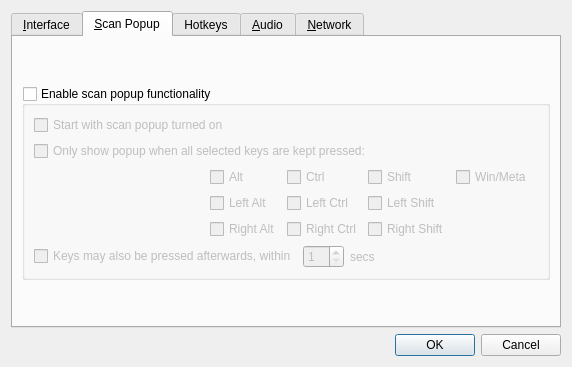
The window that preferences.ui (goldendict/goldendict) describes before a commit, drawn with Qt 5.
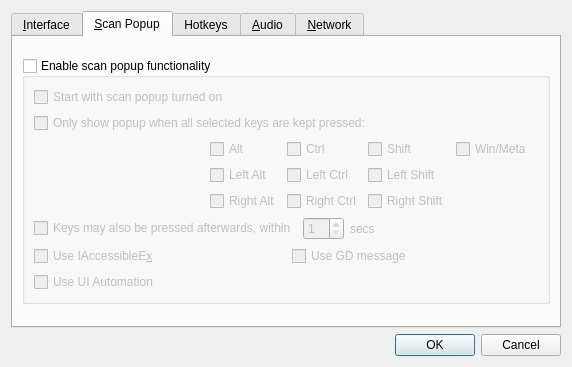
The same window after the commit. The open tabs and pages were chosen to show the change. Icons and pictures are not drawn. Custom widgets are drawn as their Qt base class.

Commit message: Improvements in scan popup functionality. 1. Add search word under cursor through IAccessibleEx interface and UI Automation technology. 2. Reorganize GoldenDict main program and scan libraries interaction to reduce influence to other programs. 3. Fix crash in scan libraries in IE9 protected mode.

The edit to the form file:
```diff
--- a/preferences.ui
+++ b/preferences.ui
@@ -7,7 +7,7 @@
     <x>0</x>
     <y>0</y>
     <width>572</width>
-    <height>347</height>
+    <height>357</height>
    </rect>
   </property>
   <property name="windowTitle">
@@ -282,6 +282,19 @@
          <property name="sizeHint" stdset="0">
           <size>
            <width>20</width>
+           <height>20</height>
+          </size>
+         </property>
+        </spacer>
+       </item>
+       <item>
+        <spacer name="verticalSpacer_16">
+         <property name="orientation">
+          <enum>Qt::Vertical</enum>
+         </property>
+         <property name="sizeHint" stdset="0">
+          <size>
+           <width>20</width>
            <height>40</height>
           </size>
          </property>
@@ -545,9 +558,88 @@
             </item>
            </layout>
           </item>
+          <item>
+           <layout class="QHBoxLayout" name="horizontalLayout_4">
+            <item>
+             <widget class="QCheckBox" name="scanPopupUseIAccessibleEx">
+              <property name="toolTip">
+               <string>Try to use IAccessibleEx interface to retrieve word under cursor.
+This technology works only with some programs that support it.
+Don't select this option if you don't use such programs.</string>
+              </property>
+              <property name="text">
+               <string>Use IAccessibleE&amp;x</string>
+              </property>
+             </widget>
+            </item>
+            <item>
+             <spacer name="horizontalSpacer_6">
+              <property name="orientation">
+               <enum>Qt::Horizontal</enum>
+              </property>
+              <property name="sizeHint" stdset="0">
+               <size>
+                <width>40</width>
+                <height>20</height>
+               </size>
+              </property>
+             </spacer>
+            </item>
+            <item>
+             <widget class="QCheckBox" name="scanPopupUseGDMessage">
+              <property name="toolTip">
+               <string>Use special GoldenDict message to ask other programs about a word under cursor.
+This technology works only with some programs that support it.
+Don't select this option if you don't use such programs.</string>
+              </property>
+              <property name="text">
+               <string>Use GD message</string>
+              </property>
+             </widget>
+            </item>
+            <item>
+             <spacer name="horizontalSpacer_8">
+              <property name="orientation">
+               <enum>Qt::Horizontal</enum>
+              </property>
+              <property name="sizeHint" stdset="0">
+               <size>
+                <width>40</width>
+                <height>20</height>
+               </size>
+              </property>
+             </spacer>
+            </item>
+           </layout>
+          </item>
+          <item>
+           <widget class="QCheckBox" name="scanPopupUseUIAutomation">
+            <property name="toolTip">
+             <string>Try to use UI Automation technology to retrieve word under cursor.
+This technology works only with some programs that support it.
+Don't select this option if you don't use such programs.</string>
+            </property>
+            <property name="text">
+             <string>Use UI Automation</string>
+            </property>
+           </widget>
+          </item>
          </layout>
         </widget>
        </item>
+       <item>
+        <spacer name="verticalSpacer_15">
+         <property name="orientation">
+          <enum>Qt::Vertical</enum>
+         </property>
+         <property name="sizeHint" stdset="0">
+          <size>
+           <width>20</width>
+           <height>40</height>
+          </size>
+         </property>
+        </spacer>
+       </item>
        <item>
         <spacer name="verticalSpacer_6">
          <property name="orientation">
```
Left out of the diff: 1 changed line with no effect on the pictures. The commit also changes 23 other files.
